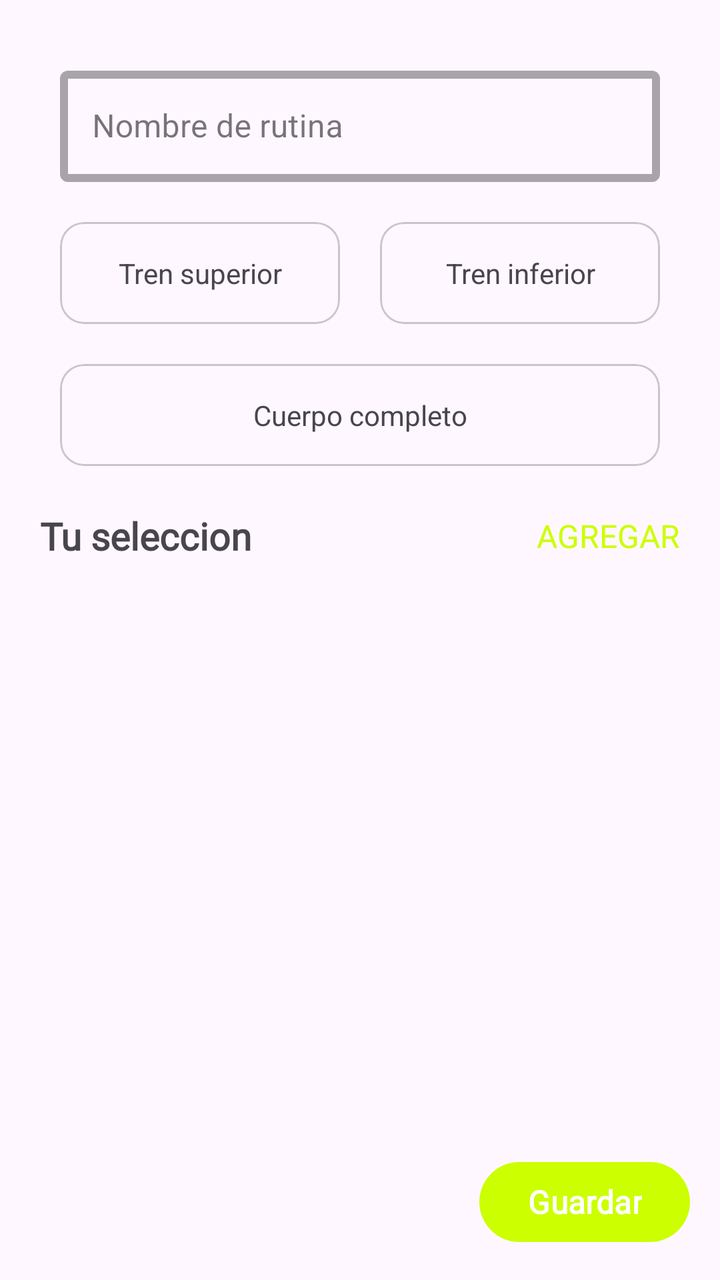
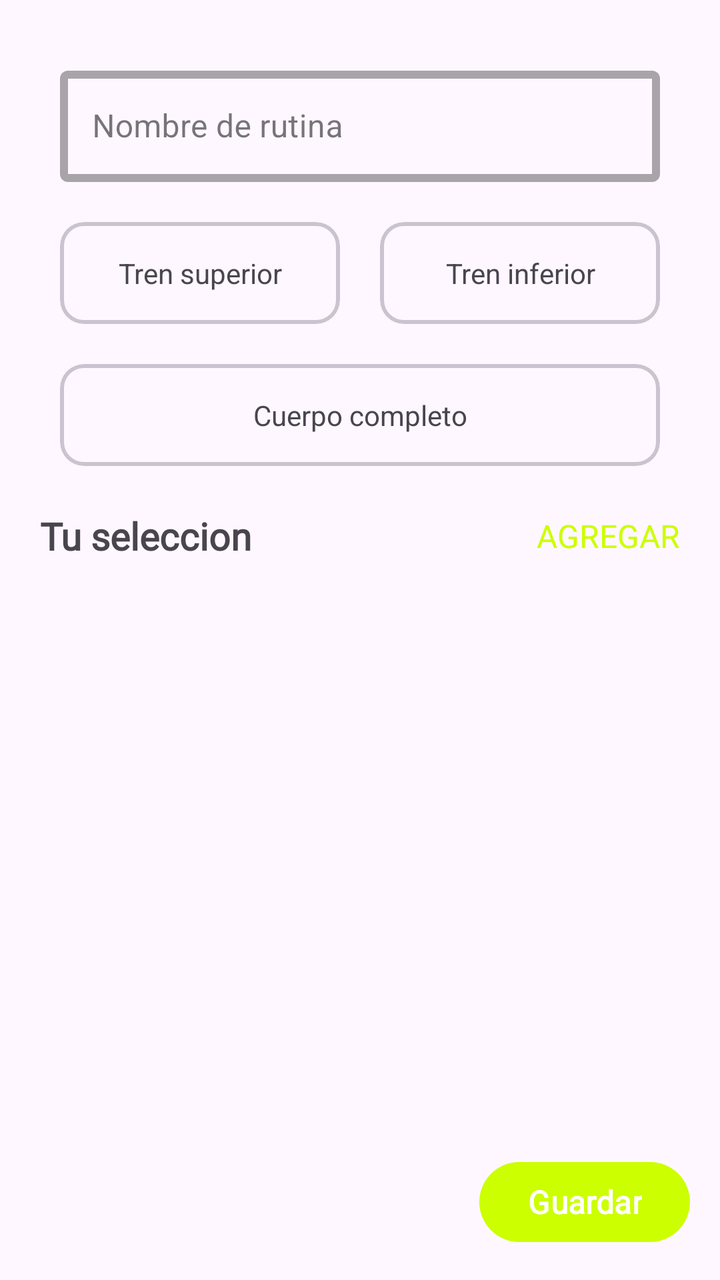

Before-and-after screenshots of an Android layout around one commit, followed by the original layout XML and the change that was made.
<!-- AndroidManifest.xml: application theme Theme.EjercicioAPP -->
<!-- res/layout/fragment_agregar_rutina_actual.xml -->
<?xml version="1.0" encoding="utf-8"?>
<FrameLayout xmlns:android="http://schemas.android.com/apk/res/android"
    xmlns:app="http://schemas.android.com/apk/res-auto"
    xmlns:tools="http://schemas.android.com/tools"
    android:layout_width="match_parent"
    android:layout_height="match_parent"
    tools:context=".fragments.AgregarRutinaActualFragment">

    <androidx.constraintlayout.widget.ConstraintLayout
        android:layout_width="match_parent"
        android:layout_height="match_parent">

        <LinearLayout
            style="@style/Layout_Main_Listado"
            android:layout_width="match_parent"
            android:layout_height="match_parent"
            android:orientation="vertical"
            app:layout_constraintBottom_toBottomOf="parent"
            app:layout_constraintEnd_toEndOf="parent"
            app:layout_constraintStart_toStartOf="parent"
            app:layout_constraintTop_toTopOf="parent">

            <com.google.android.material.textfield.TextInputLayout
                android:id="@+id/ltNombreRutina"
                style="@style/Form_InputOutline"
                android:layout_width="match_parent"
                android:layout_height="wrap_content"
                android:hint="Nombre de rutina">

                <EditText
                    android:id="@+id/etNombreRutina"
                    android:layout_width="match_parent"
                    android:layout_height="match_parent" />
            </com.google.android.material.textfield.TextInputLayout>

            <GridLayout
                android:layout_width="match_parent"
                android:layout_height="wrap_content"
                android:columnCount="2"
                android:rowCount="2">

                <com.google.android.material.card.MaterialCardView
                    android:id="@+id/btnTrenSup"
                    style="@style/Form_Button_Categoria_Ejercicio"
                    android:layout_width="0dp"
                    android:layout_height="wrap_content"
                    android:layout_row="0"
                    android:layout_column="0"
                    android:layout_columnWeight="1"
                    android:layout_gravity="fill_horizontal"
                    android:clickable="true">

                    <TextView
                        android:layout_width="match_parent"
                        android:layout_height="match_parent"
                        android:gravity="center"
                        android:padding="16dp"
                        android:text="@string/tren_superior" />

                </com.google.android.material.card.MaterialCardView>

                <com.google.android.material.card.MaterialCardView
                    android:id="@+id/btnTrenInf"
                    style="@style/Form_Button_Categoria_Ejercicio"
                    android:layout_width="0dp"
                    android:layout_height="wrap_content"
                    android:layout_column="1"
                    android:layout_columnWeight="1"
                    android:layout_gravity="fill_horizontal"
                    android:clickable="true">

                    <TextView
                        android:layout_width="match_parent"
                        android:layout_height="match_parent"
                        android:gravity="center"
                        android:padding="16dp"
                        android:text="@string/tren_inferior" />
                </com.google.android.material.card.MaterialCardView>

                <com.google.android.material.card.MaterialCardView
                    android:id="@+id/btnCuerpoComp"
                    style="@style/Form_Button_Categoria_Ejercicio"
                    android:layout_width="0dp"
                    android:layout_height="wrap_content"
                    android:layout_row="1"
                    android:layout_column="0"
                    android:layout_columnSpan="2"
                    android:layout_columnWeight="1"
                    android:layout_gravity="fill_horizontal"
                    android:clickable="true">

                    <TextView
                        android:layout_width="match_parent"
                        android:layout_height="match_parent"
                        android:gravity="center"
                        android:padding="16dp"
                        android:text="@string/cuerpo_completo" />

                </com.google.android.material.card.MaterialCardView>

            </GridLayout>

            <RelativeLayout
                android:layout_width="match_parent"
                android:layout_height="50dp">


                <TextView
                    android:id="@+id/tvTuSeleccion"
                    style="@style/Texto_Titulo_Card"
                    android:layout_width="wrap_content"
                    android:layout_height="wrap_content"
                    android:layout_alignParentStart="true"
                    android:layout_centerVertical="true"
                    android:text="@string/tu_seleccion" />


                <TextView
                    android:id="@+id/tvAgregar"
                    style="@style/Texto_HiperVinculo"
                    android:layout_width="wrap_content"
                    android:layout_height="wrap_content"
                    android:layout_alignParentEnd="true"
                    android:layout_centerVertical="true"
                    android:text="@string/agregar" />

            </RelativeLayout>


            <androidx.recyclerview.widget.RecyclerView
                android:id="@+id/rvEjercicios"
                style="@style/Layout_rv"
                tools:listitem="@layout/ejercicio_item"
                android:layout_width="match_parent"
                android:layout_height="wrap_content" />


        </LinearLayout>

        <Button
            android:id="@+id/btnGuardar"
            style="@style/Form_Button_Flotante_texto"
            android:layout_width="wrap_content"
            android:layout_height="wrap_content"
            android:layout_margin="15dp"
            android:text="Guardar"
            app:layout_constraintBottom_toBottomOf="parent"
            app:layout_constraintEnd_toEndOf="parent" />
    </androidx.constraintlayout.widget.ConstraintLayout>
</FrameLayout>
<!-- res/layout/ejercicio_item.xml (included above) -->
<?xml version="1.0" encoding="utf-8"?>
<com.google.android.material.card.MaterialCardView xmlns:android="http://schemas.android.com/apk/res/android"
    xmlns:app="http://android.com"
    android:layout_width="match_parent"
    android:layout_height="wrap_content"
    xmlns:app1="http://schemas.android.com/apk/res-auto"
    app:cardCornerRadius="16dp"
    android:clickable="true"
    app:cardElevation="4dp"
    android:layout_margin="16dp">

    <LinearLayout
        android:layout_width="match_parent"
        android:orientation="vertical"
        android:layout_height="wrap_content"
        android:padding="16dp">


        

        

        
        <com.google.android.material.imageview.ShapeableImageView
            android:id="@+id/ivEjercicio"
            android:layout_width="match_parent"
            android:layout_height="wrap_content"
            android:layout_alignParentTop="true"
            android:layout_marginTop="17dp"
            android:adjustViewBounds="true"
            app1:shapeAppearanceOverlay="@style/Layout_img_redondeada" />

        <TextView
            style="@style/Texto_Titulo_Resaltado_Card"
            android:id="@+id/tvNombre"
            android:layout_width="wrap_content"
            android:layout_height="wrap_content"
            android:layout_below="@id/ivEjercicio"
            android:layout_marginTop="16dp"
            android:text="SQUAT TRADICIONAL" />

        


        
        <LinearLayout
            android:id="@+id/llContenedorDatos"
            android:layout_width="match_parent"
            android:layout_height="wrap_content"
            android:layout_below="@id/ivEjercicio"
            android:layout_marginTop="10dp"
            android:orientation="horizontal"
            android:weightSum="2">

            
            <LinearLayout
                android:layout_width="0dp"
                android:layout_height="wrap_content"
                android:layout_weight="1"

                android:orientation="vertical"
                android:layout_marginEnd="8dp">

                
                <LinearLayout
                    android:layout_width="match_parent"
                    android:layout_height="wrap_content"
                    android:orientation="vertical"
                    android:layout_marginBottom="16dp">
                    <TextView android:layout_width="wrap_content" android:layout_height="wrap_content" android:text="@string/series_layout" />
                    <TextView android:layout_width="wrap_content" android:id="@+id/tvSeries" android:layout_height="wrap_content" style="@style/Texto_Numero_Ejercicio_Card" android:text="4" />
                </LinearLayout>

                
                <LinearLayout
                    android:layout_width="match_parent"
                    android:layout_height="wrap_content"
                    android:orientation="vertical">
                    <TextView android:layout_width="wrap_content" android:layout_height="wrap_content" android:text="@string/peso_layout" />
                    <TextView android:layout_width="wrap_content" android:id="@+id/tvPeso" android:layout_height="wrap_content" style="@style/Texto_Numero_Ejercicio_Card" android:text="80kg" />
                </LinearLayout>

            </LinearLayout>

            
            <LinearLayout
                android:layout_width="0dp"
                android:layout_height="wrap_content"
                android:layout_weight="1"
                android:orientation="vertical"
                android:layout_marginStart="8dp">

                
                <LinearLayout
                    android:layout_width="match_parent"
                    android:layout_height="wrap_content"
                    android:orientation="vertical"
                    android:layout_marginBottom="16dp">
                    <TextView android:layout_width="wrap_content" android:layout_height="wrap_content" android:text="@string/repeticiones_layout" />
                    <TextView android:layout_width="wrap_content" android:id="@+id/tvReps" android:layout_height="wrap_content" style="@style/Texto_Numero_Ejercicio_Card" android:text="12" />
                </LinearLayout>

                
                <LinearLayout
                    android:layout_width="match_parent"
                    android:layout_height="wrap_content"
                    android:orientation="vertical">
                    <TextView android:layout_width="wrap_content" android:layout_height="wrap_content" android:text="@string/descanso_layout" />
                    <TextView android:layout_width="wrap_content" android:id="@+id/tvDescanso" android:layout_height="wrap_content" style="@style/Texto_Numero_Ejercicio_Card" android:text="90s" />
                </LinearLayout>

            </LinearLayout>
        </LinearLayout>

    </LinearLayout>
</com.google.android.material.card.MaterialCardView>
<!-- resources referenced by this layout -->
<resources>
  <string name="agregar">Agregar</string>
  <string name="cuerpo_completo">Cuerpo completo</string>
  <string name="descanso_layout">Descanso</string>
  <string name="peso_layout">Peso</string>
  <string name="repeticiones_layout">Repeticiones</string>
  <string name="series_layout">Series</string>
  <string name="tren_inferior">Tren inferior</string>
  <string name="tren_superior">Tren superior</string>
  <string name="tu_seleccion">Tu seleccion</string>
  <style name="Form_Button_Categoria_Ejercicio">
          <item name="android:paddingHorizontal">20dp</item>
          <item name="android:paddingVertical">30dp</item>
          <item name="android:layout_margin">10dp</item>
          <item name="android:gravity">center</item>
      </style>
  <style name="Form_Button_Flotante_texto">
          <item name="borderRound">5dp</item>
          <item name="backgroundTint">@color/primario</item>
          <item name="android:fontFamily">@font/inter</item>
          <item name="android:textStyle">bold</item>
          <item name="android:textSize">16dp</item>
      </style>
  <style name="Form_InputOutline" parent="Widget.MaterialComponents.TextInputLayout.OutlinedBox">
          <item name="boxStrokeWidth">4dp</item>
          <item name="boxStrokeWidthFocused">3dp</item>
          <item name="android:layout_margin">10dp</item>
      </style>
  <style name="Layout_Main_Listado">
          <item name="android:paddingHorizontal">20dp</item>
          <item name="android:paddingTop">20dp</item>
      </style>
  <style name="Layout_img_redondeada">
          <item name="cornerFamily">rounded</item>
          <item name="cornerSize">16dp</item>
      </style>
  <style name="Layout_rv">
          <item name="android:padding">5dp</item>
      </style>
  <style name="Texto_HiperVinculo">
          <item name="android:textColor">@color/primario</item>
          <item name="android:textSize">16sp</item>
          <item name="android:fontFamily">@font/inter</item>
          <item name="android:textAllCaps">true</item>
      </style>
  <style name="Texto_Numero_Ejercicio_Card">
          <item name="android:fontFamily">@font/inter</item>
          <item name="android:textStyle">bold</item>
          <item name="android:textSize">24sp</item>
      </style>
  <style name="Texto_Titulo_Card">
          <item name="android:fontFamily">@font/oswald_bold</item>
          <item name="android:textStyle">bold</item>
          <item name="android:textSize">19sp</item>
      </style>
  <style name="Texto_Titulo_Resaltado_Card">
          <item name="android:textStyle">bold</item>
          <item name="android:textColor">@color/primario</item>
          <item name="android:textSize">19sp</item>
          <item name="android:fontFamily">@font/inter</item>
          <item name="android:textAllCaps">true</item>
      </style>
  <style name="Theme.EjercicioAPP" parent="Base.Theme.EjercicioAPP" />
  <color name="primario">#CCFF00</color>
  <style name="Base.Theme.EjercicioAPP" parent="Theme.Material3.DayNight.NoActionBar">
  
          <item name="colorPrimary">@color/primario</item>
          <item name="colorSecondary">@color/secundario</item>
          <item name="colorTertiary">@color/terciario</item>
      </style>
  <color name="secundario">#CCFF00</color>
  <color name="terciario">#1A1A1A</color>
</resources>

<!-- the commit's change to res/layout/fragment_agregar_rutina_actual.xml (unified diff, before → after) -->
@@ -46,6 +46,7 @@
                     android:layout_height="wrap_content"
                     android:layout_row="0"
                     android:layout_column="0"
+                    app:strokeWidth="2dp"
                     android:layout_columnWeight="1"
                     android:layout_gravity="fill_horizontal"
                     android:clickable="true">
@@ -65,6 +66,7 @@
                     android:layout_width="0dp"
                     android:layout_height="wrap_content"
                     android:layout_column="1"
+                    app:strokeWidth="2dp"
                     android:layout_columnWeight="1"
                     android:layout_gravity="fill_horizontal"
                     android:clickable="true">
@@ -84,6 +86,7 @@
                     android:layout_height="wrap_content"
                     android:layout_row="1"
                     android:layout_column="0"
+                    app:strokeWidth="2dp"
                     android:layout_columnSpan="2"
                     android:layout_columnWeight="1"
                     android:layout_gravity="fill_horizontal"
